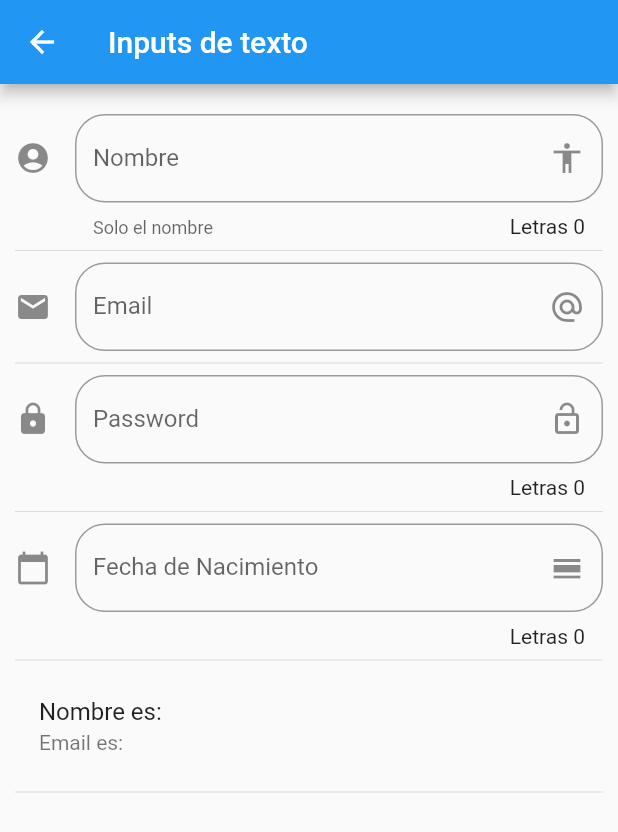
After one commit to herla97/flutter-course, a Flutter app: the InputPage screen opened by its route, on a phone screen of 412 x 824 dp. The commit adds this screen. Shown: the top 832 px of the screen. Run offline on Flutter 3.47's test engine with Material 2 defaults, Android fonts, the phone set to English and light mode, and no system bars.

Commit message:
Inputs Examples

```diff
--- a/components_app/data/menu_opts.json
+++ b/components_app/data/menu_opts.json
@@ -20,6 +20,11 @@
             "ruta" : "animatedContainer",
             "icon" : "donut_large",
             "texto": "Animated Container"
+        },
+        {
+            "ruta" : "inputs",
+            "icon" : "input",
+            "texto": "Inputs"
         }
     ]
 }
--- /dev/null
+++ b/components_app/lib/src/pages/input_page.dart
@@ -0,0 +1,143 @@
+import 'package:flutter/material.dart';
+
+class InputPage extends StatefulWidget {
+  InputPage({Key key}) : super(key: key);
+
+  @override
+  _InputPageState createState() => _InputPageState();
+}
+
+class _InputPageState extends State<InputPage> {
+  String _name = '';
+  String _email = '';
+  String _password = '';
+
+  String _date = '';
+  TextEditingController _inputFieldDateController = new TextEditingController();
+
+  @override
+  Widget build(BuildContext context) {
+    return Scaffold(
+      appBar: AppBar(title: Text('Inputs de texto')),
+      body: ListView(
+        padding: EdgeInsets.symmetric(horizontal: 10.0, vertical: 20.0),
+        children: <Widget>[
+          _createInput(),
+          Divider(),
+          _createEmail(),
+          Divider(),
+          _createPassword(),
+          Divider(),
+          _createDate(context),
+          Divider(),
+          _createPerson(),
+          Divider(),
+        ],
+      ),
+    );
+  }
+
+  Widget _createInput() {
+    return TextField(
+      // autofocus: true,
+      textCapitalization: TextCapitalization.sentences,
+      decoration: InputDecoration(
+          border: OutlineInputBorder(borderRadius: BorderRadius.circular(20.0)),
+          counter: Text('Letras ${_name.length}'),
+          hintText: 'Nombre de la persona',
+          labelText: 'Nombre',
+          helperText: 'Solo el nombre',
+          suffixIcon: Icon(Icons.accessibility),
+          icon: Icon(Icons.account_circle)),
+      onChanged: (valor) {
+        setState(() {
+          _name = valor;
+        });
+        // print(_name);
+      },
+    );
+  }
+
+  Widget _createEmail() {
+    return TextField(
+        // autofocus: true,
+        keyboardType: TextInputType.emailAddress,
+        decoration: InputDecoration(
+            border:
+                OutlineInputBorder(borderRadius: BorderRadius.circular(20.0)),
+            // counter: Text('Letras ${_name.length}'),
+            hintText: 'Nombre de la persona',
+            labelText: 'Email',
+            // helperText: 'Solo el email',
+            suffixIcon: Icon(Icons.alternate_email),
+            icon: Icon(Icons.email)),
+        onChanged: (valor) => setState(() => _email = valor)
+        // print(_name);
+        );
+  }
+
+  Widget _createPassword() {
+    return TextField(
+        // autofocus: true,
+        obscureText: true,
+        decoration: InputDecoration(
+            border:
+                OutlineInputBorder(borderRadius: BorderRadius.circular(20.0)),
+            counter: Text('Letras ${_password.length}'),
+            hintText: 'Password',
+            labelText: 'Password',
+            // helperText: 'Solo el email',
+            suffixIcon: Icon(Icons.lock_open),
+            icon: Icon(Icons.lock)
+        ),
+        onChanged: (valor) => setState(() => _password = valor)
+        // print(_name);
+        );
+  }
+
+  Widget _createDate(BuildContext context) {
+    return TextField(
+        // autofocus: true,
+        enableInteractiveSelection: false,
+        controller: _inputFieldDateController,
+        decoration: InputDecoration(
+            border:
+                OutlineInputBorder(borderRadius: BorderRadius.circular(20.0)),
+            counter: Text('Letras ${_password.length}'),
+            hintText: 'Fecha de Nacimiento',
+            labelText: 'Fecha de Nacimiento',
+            // helperText: 'Solo el email',
+            suffixIcon: Icon(Icons.calendar_view_day),
+            icon: Icon(Icons.calendar_today)
+        ),
+        onTap: () {
+          FocusScope.of(context).requestFocus(new FocusNode());
+          _selectDate(context);
+        },
+        // print(_name);
+    );
+  }
+
+  _selectDate(BuildContext context) async {
+    DateTime picked = await showDatePicker(
+      context: context,
+      initialDate: new DateTime.now(),
+      firstDate: new DateTime(2018),
+      lastDate: new DateTime(2025)
+    );
+
+    if (picked != null) {
+      setState(() {
+        _date = picked.toString();
+        _inputFieldDateController.text = _date;
+      });
+    }
+  }
+
+  Widget _createPerson() {
+    return ListTile(
+      title: Text('Nombre es: $_name'),
+      subtitle: Text('Email es: $_email'),
+    );
+  }
+}
--- a/components_app/lib/src/routes/routes.dart
+++ b/components_app/lib/src/routes/routes.dart
@@ -4,6 +4,7 @@ import 'package:components_app/src/pages/alert_page.dart';
 import 'package:components_app/src/pages/avatar_page.dart';
 import 'package:components_app/src/pages/home_page.dart';
 import 'package:components_app/src/pages/animated_container.dart';
+import 'package:components_app/src/pages/input_page.dart';
 
 Map<String, WidgetBuilder> getApplicationRoutes() {
 
@@ -13,6 +14,8 @@ Map<String, WidgetBuilder> getApplicationRoutes() {
     'avatar': (BuildContext context) => AvatarPage(),
     'card': (BuildContext context) => CardPage(),
     'animatedContainer': (BuildContext context) => AnimatedContainerPage(),
+    'inputs': (BuildContext context) => InputPage(),
+
   };
 
 }
--- a/components_app/lib/src/utils/icon_string_util.dart
+++ b/components_app/lib/src/utils/icon_string_util.dart
@@ -4,7 +4,8 @@ final _icons = <String, IconData> {
   "add_alert": Icons.add_alert,
   "accessibility": Icons.accessibility,
   "folder_open": Icons.folder_open,
-  "donut_large": Icons.donut_large
+  "donut_large": Icons.donut_large,
+  "input": Icons.input
 };
 
 Icon getIcon(String nameIcon) {
```
